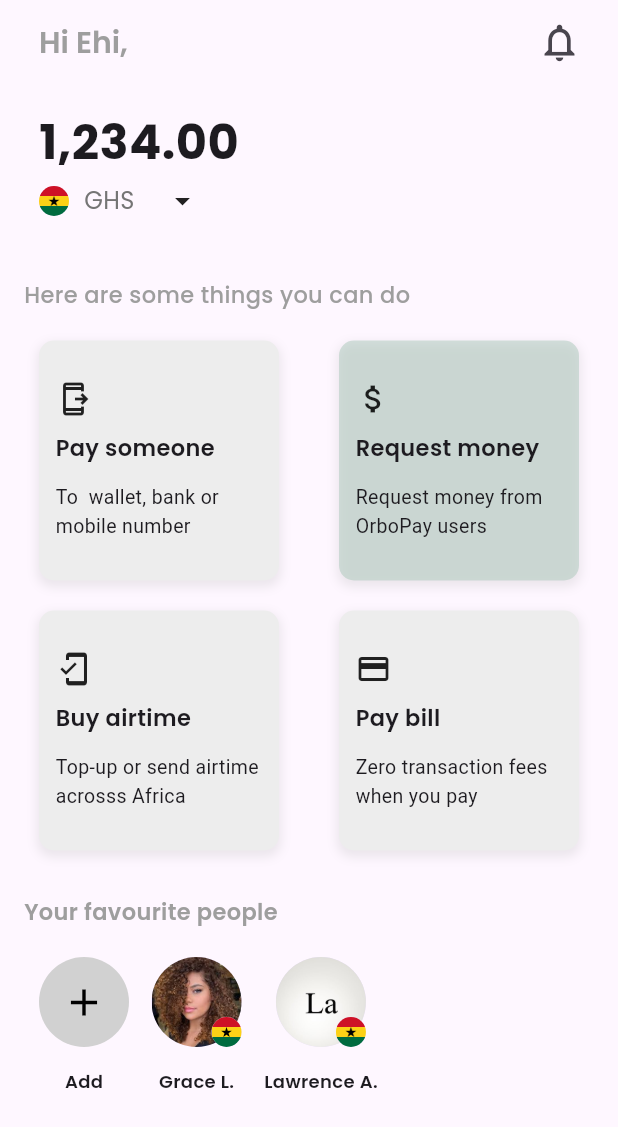
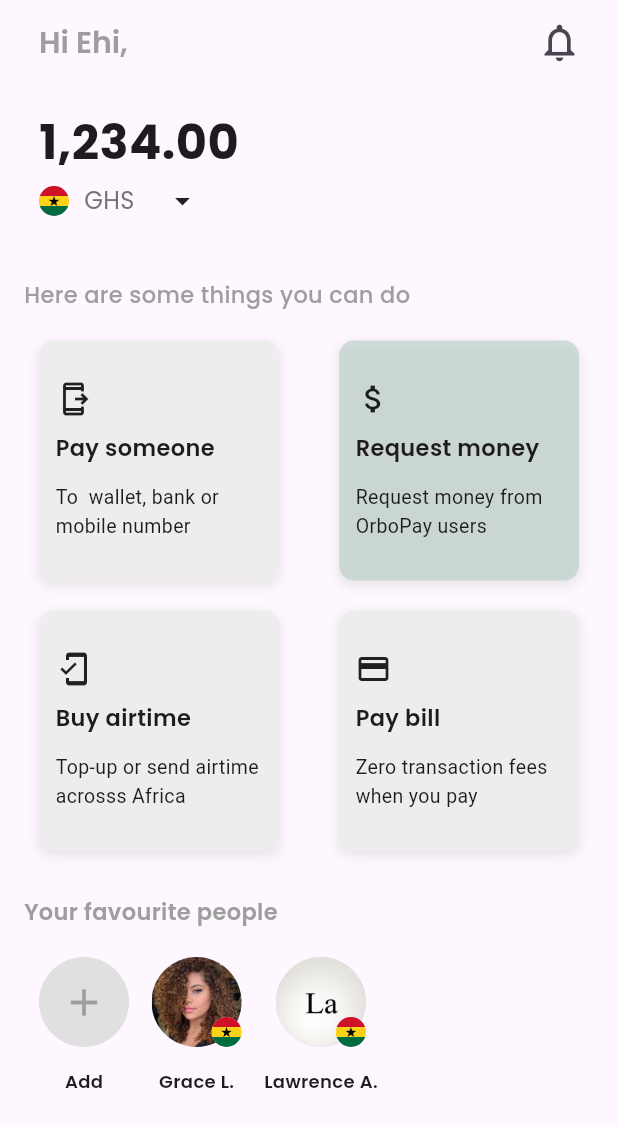
Before and after one commit to Sandeepa-Sadewaka/zephyr_tech_solutions_taks, a Flutter app: the HomeScreen screen opened directly, on a phone screen of 412 x 824 dp. Shown: the top 1127 px of the screen. Run offline on Flutter 3.47's test engine with Material 3 defaults, Android fonts, the phone set to English and light mode, and no system bars; our stand-ins replace convex_bottom_bar, google_fonts.

Commit message:
add button change color

```diff
--- a/lib/screens/home_screen.dart
+++ b/lib/screens/home_screen.dart
@@ -150,9 +150,9 @@ class _HomeScreenState extends State<HomeScreen> {
                         width: 60,
                         decoration: BoxDecoration(
                           borderRadius: BorderRadius.circular(100),
-                          color: const Color.fromARGB(255, 209, 209, 209),
+                          color: const Color.fromARGB(255, 225, 224, 224),
                         ),
-                        child: Icon(Icons.add, size: 30, color: Colors.black),
+                        child: Icon(Icons.add, size: 30, color: Colors.grey),
                       ),
                       SizedBox(height: 14),
                       Text(
```
